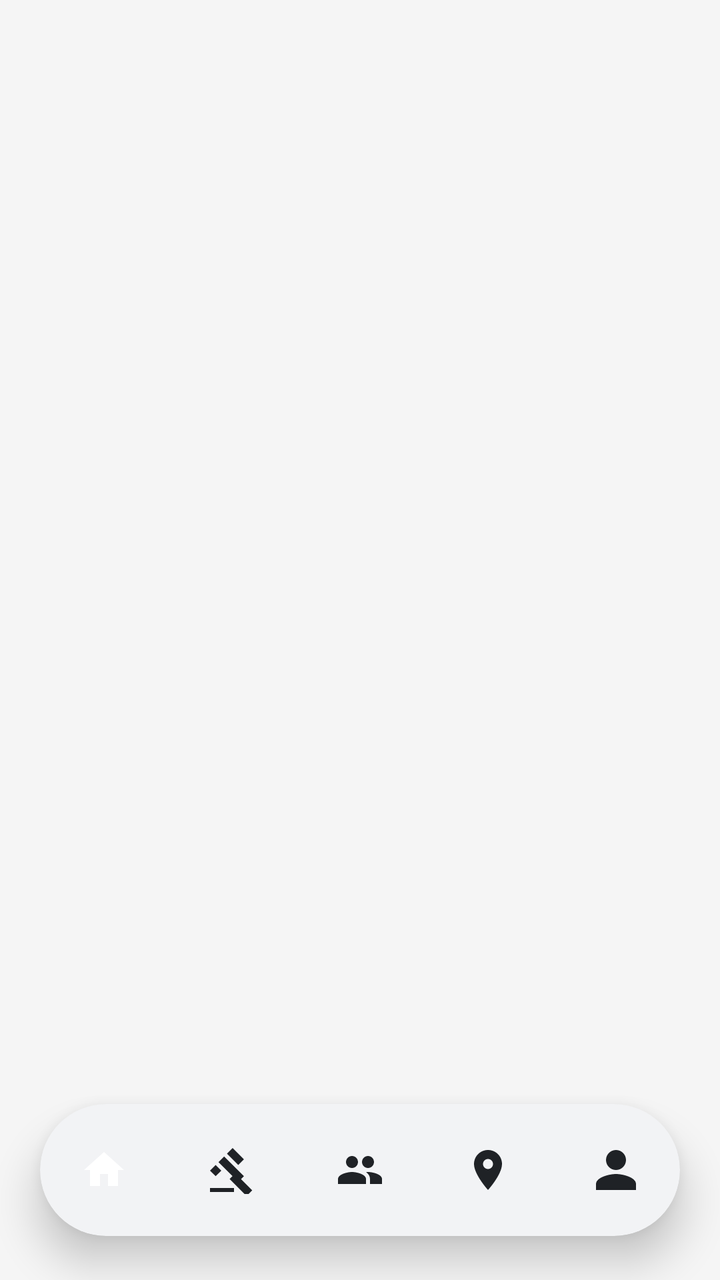
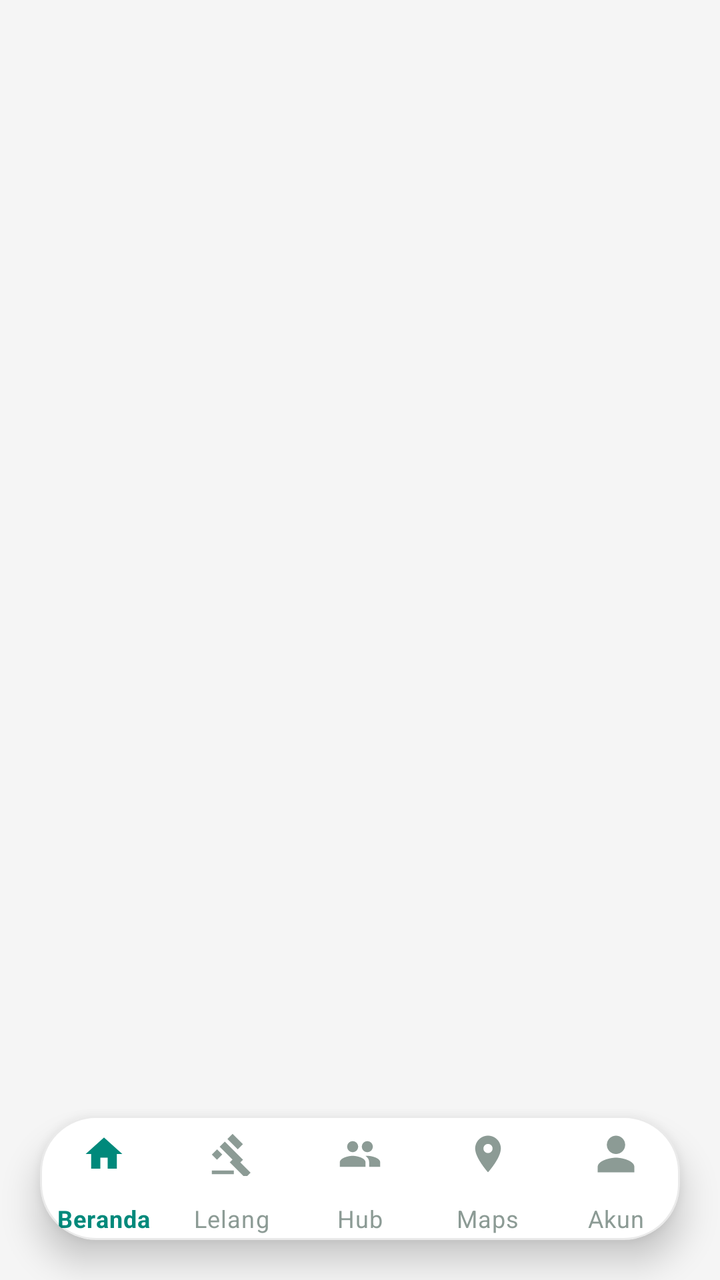

The first picture is an Android layout as it rendered before a commit; the second is the same layout after the commit. The layout source and the unified diff follow.
<!-- AndroidManifest.xml: application theme Theme.GuppyMarketIDN -->
<!-- res/layout/activity_main.xml -->
<?xml version="1.0" encoding="utf-8"?>
<RelativeLayout
    xmlns:android="http://schemas.android.com/apk/res/android"
    xmlns:app="http://schemas.android.com/apk/res-auto"
    xmlns:tools="http://schemas.android.com/tools"
    android:id="@+id/main"
    android:layout_width="match_parent"
    android:layout_height="match_parent"
    android:background="#F5F5F5"
    tools:context=".MainActivity">

    
    <FrameLayout
        android:id="@+id/navhost"
        android:layout_width="match_parent"
        android:layout_height="match_parent" />

    
    <com.google.android.material.card.MaterialCardView
        android:id="@+id/cardBottomNav"
        android:layout_width="match_parent"
        android:layout_height="66dp"
        android:layout_alignParentBottom="true"
        android:layout_centerHorizontal="true"
        android:layout_marginHorizontal="20dp"
        android:layout_marginBottom="22dp"
        app:cardCornerRadius="33dp"
        app:cardElevation="12dp"
        app:cardBackgroundColor="#F2F3F5"
        app:strokeWidth="0dp">

        <com.google.android.material.bottomnavigation.BottomNavigationView
            android:id="@+id/nav_view"
            style="@style/Widget.MaterialComponents.BottomNavigationView"
            android:layout_width="match_parent"
            android:layout_height="match_parent"
            android:background="@android:color/transparent"
            app:elevation="0dp"
            app:menu="@menu/menu"
            app:itemIconSize="24dp"
            app:itemIconTint="@color/bottom_nav_color_circle"
            app:itemRippleColor="@color/guppy_primary_light"
            app:labelVisibilityMode="unlabeled"
            app:itemActiveIndicatorStyle="@style/App.CircleNav.Indicator"/>

    </com.google.android.material.card.MaterialCardView>

</RelativeLayout>
<!-- resources referenced by this layout -->
<resources>
  <color name="guppy_primary_light">#E0F2F1</color>
  <style name="App.CircleNav.Indicator" parent="Widget.Material3.BottomNavigationView.ActiveIndicator">
          <item name="android:color">#121417</item>
          <item name="android:layout_width">50dp</item>
          <item name="android:layout_height">50dp</item>
          <item name="cornerSize">50%</item>
      </style>
  <style name="Theme.GuppyMarketIDN" parent="Base.Theme.GuppyMarketIDN" />
  <style name="Base.Theme.GuppyMarketIDN" parent="Theme.Material3.Light.NoActionBar">
          <item name="colorPrimary">@color/guppy_primary</item>
          <item name="colorOnPrimary">@color/white</item>
          <item name="android:textColorPrimary">@color/guppy_text_black</item>
          <item name="android:textColorSecondary">@color/guppy_text_gray</item>
          <item name="android:windowBackground">@color/guppy_background</item>
      </style>
  <color name="guppy_primary">#00897B</color>
  <color name="white">#FFFFFFFF</color>
  <color name="guppy_text_black">#1C1C1C</color>
  <color name="guppy_text_gray">#757575</color>
  <color name="guppy_background">#F8F9FA</color>
</resources>

<!-- the commit's change to res/layout/activity_main.xml (unified diff, before → after) -->
@@ -19,29 +19,33 @@
     <com.google.android.material.card.MaterialCardView
         android:id="@+id/cardBottomNav"
         android:layout_width="match_parent"
-        android:layout_height="66dp"
+        android:layout_height="wrap_content"
         android:layout_alignParentBottom="true"
         android:layout_centerHorizontal="true"
         android:layout_marginHorizontal="20dp"
-        android:layout_marginBottom="22dp"
-        app:cardCornerRadius="33dp"
-        app:cardElevation="12dp"
-        app:cardBackgroundColor="#F2F3F5"
-        app:strokeWidth="0dp">
+        android:layout_marginBottom="20dp"
+        app:cardCornerRadius="28dp"
+        app:cardElevation="10dp"
+        app:cardBackgroundColor="@color/white"
+        app:strokeWidth="1dp"
+        app:strokeColor="#15000000">
 
         <com.google.android.material.bottomnavigation.BottomNavigationView
             android:id="@+id/nav_view"
             style="@style/Widget.MaterialComponents.BottomNavigationView"
             android:layout_width="match_parent"
-            android:layout_height="match_parent"
+            android:layout_height="62dp"
             android:background="@android:color/transparent"
             app:elevation="0dp"
             app:menu="@menu/menu"
-            app:itemIconSize="24dp"
-            app:itemIconTint="@color/bottom_nav_color_circle"
+            app:itemIconSize="22dp"
+            app:itemIconTint="@color/bottom_nav_color"
+            app:itemTextColor="@color/bottom_nav_color"
             app:itemRippleColor="@color/guppy_primary_light"
-            app:labelVisibilityMode="unlabeled"
-            app:itemActiveIndicatorStyle="@style/App.CircleNav.Indicator"/>
+            app:itemPaddingTop="8dp"
+            app:itemPaddingBottom="6dp"
+            app:itemIconPadding="4dp"
+            app:labelVisibilityMode="labeled"/>
 
     </com.google.android.material.card.MaterialCardView>
 
<!-- resource entries referenced after the edit -->
@@ -1,12 +1,6 @@
 <!-- resources referenced by this layout -->
 <resources>
   <color name="guppy_primary_light">#E0F2F1</color>
-  <style name="App.CircleNav.Indicator" parent="Widget.Material3.BottomNavigationView.ActiveIndicator">
-          <item name="android:color">#121417</item>
-          <item name="android:layout_width">50dp</item>
-          <item name="android:layout_height">50dp</item>
-          <item name="cornerSize">50%</item>
-      </style>
   <style name="Theme.GuppyMarketIDN" parent="Base.Theme.GuppyMarketIDN" />
   <style name="Base.Theme.GuppyMarketIDN" parent="Theme.Material3.Light.NoActionBar">
           <item name="colorPrimary">@color/guppy_primary</item>
